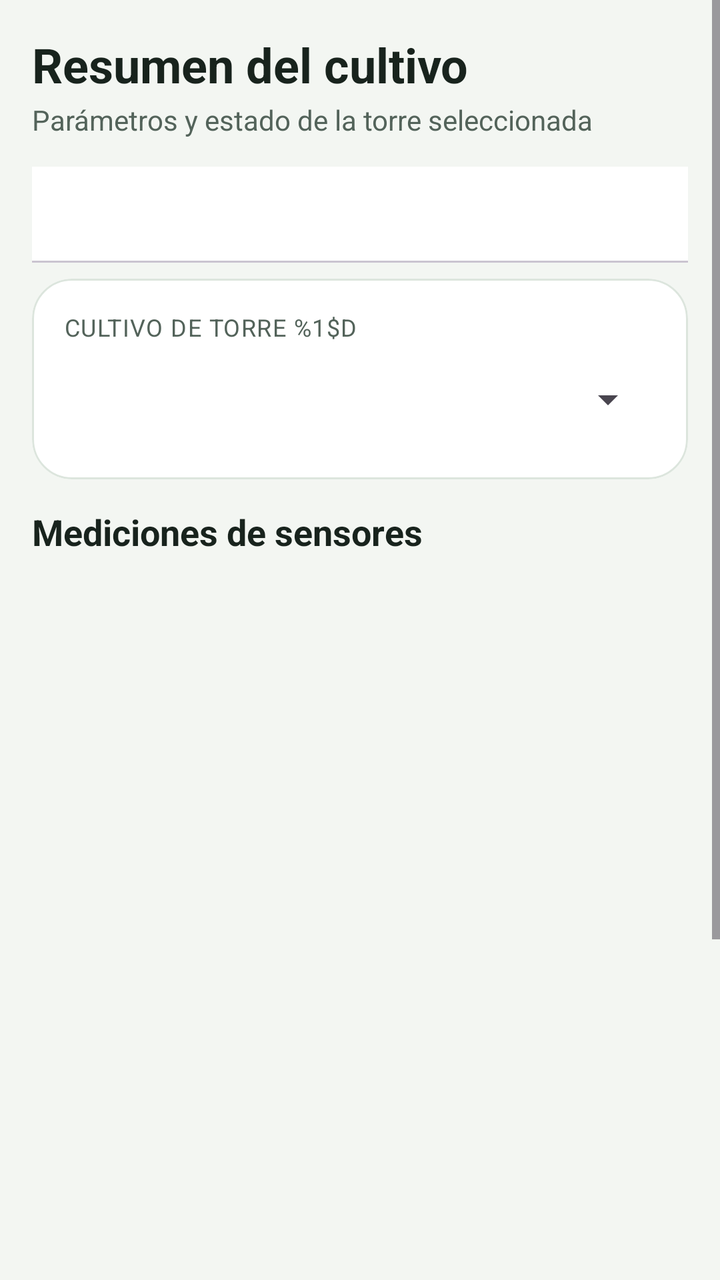
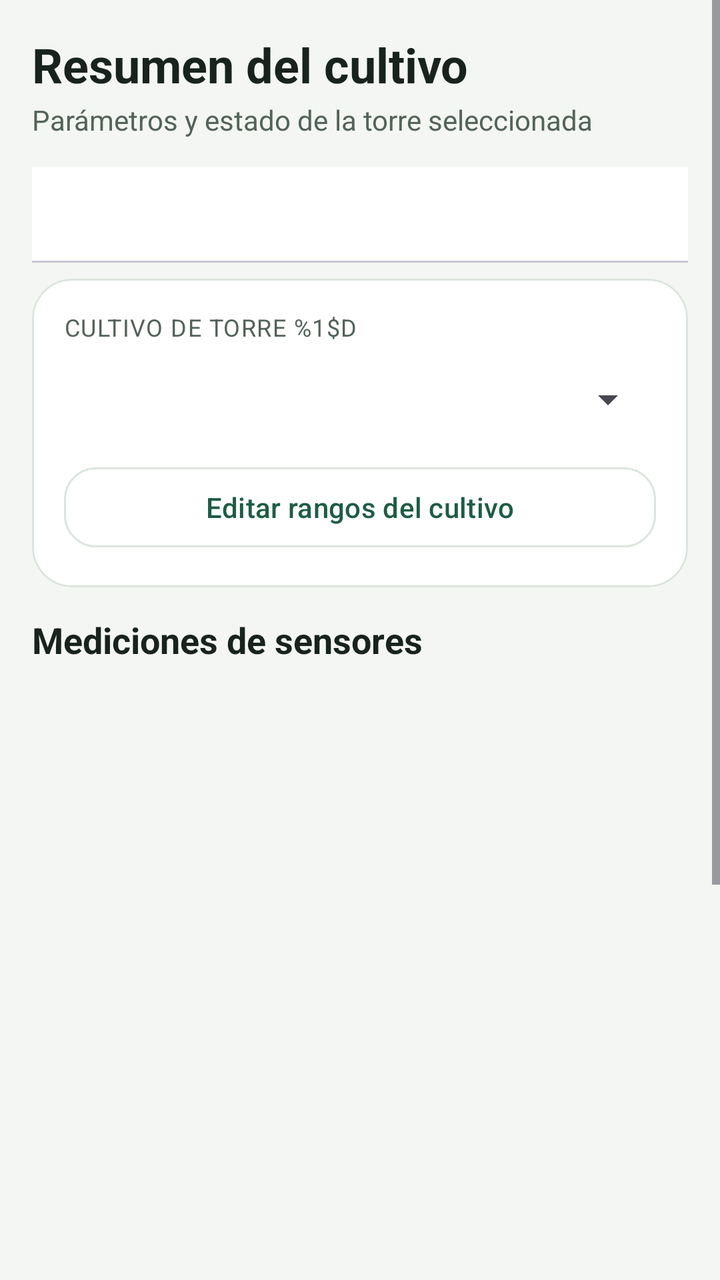

The first picture is an Android layout as it rendered before a commit; the second is the same layout after the commit. The layout source and the unified diff follow.
<!-- AndroidManifest.xml: application theme Theme.HidroSmart -->
<!-- res/layout/fragment_inicio.xml -->
<?xml version="1.0" encoding="utf-8"?>
<LinearLayout xmlns:android="http://schemas.android.com/apk/res/android"
    xmlns:app="http://schemas.android.com/apk/res-auto"
    android:layout_width="match_parent"
    android:layout_height="match_parent"
    android:background="@color/fondo_pantalla"
    android:orientation="vertical">

    
    <TextView
        android:id="@+id/tvBannerCorte"
        android:layout_width="match_parent"
        android:layout_height="wrap_content"
        android:background="@color/alerta_error"
        android:padding="8dp"
        android:text="@string/aviso_corte_datos"
        android:textAlignment="center"
        android:textColor="@color/white"
        android:textSize="12sp"
        android:textStyle="bold"
        android:visibility="gone" />

    <ScrollView
        android:layout_width="match_parent"
        android:layout_height="match_parent"
        android:fillViewport="true">

        <LinearLayout
            android:layout_width="match_parent"
            android:layout_height="wrap_content"
            android:orientation="vertical"
            android:padding="16dp">

            <com.google.android.material.card.MaterialCardView
                android:id="@+id/layoutAccionesDemo"
                android:layout_width="match_parent"
                android:layout_height="wrap_content"
                android:layout_marginBottom="14dp"
                android:visibility="gone"
                app:cardCornerRadius="20dp"
                app:cardElevation="0dp">

                <LinearLayout
                    android:layout_width="match_parent"
                    android:layout_height="wrap_content"
                    android:orientation="vertical"
                    android:padding="16dp">

                    <TextView
                        android:layout_width="match_parent"
                        android:layout_height="wrap_content"
                        android:text="@string/demo_panel_titulo"
                        android:textColor="@color/texto_principal"
                        android:textSize="16sp"
                        android:textStyle="bold" />

                    <TextView
                        android:layout_width="match_parent"
                        android:layout_height="wrap_content"
                        android:layout_marginTop="4dp"
                        android:text="@string/demo_panel_descripcion"
                        android:textColor="@color/texto_secundario"
                        android:textSize="13sp" />

                    <LinearLayout
                        android:layout_width="match_parent"
                        android:layout_height="wrap_content"
                        android:layout_marginTop="10dp"
                        android:orientation="horizontal">

                        <com.google.android.material.button.MaterialButton
                            android:id="@+id/btnGuiaDemo"
                            android:layout_width="0dp"
                            android:layout_height="wrap_content"
                            android:layout_marginEnd="6dp"
                            android:layout_weight="1"
                            android:text="@string/demo_iniciar_guia" />

                        <com.google.android.material.button.MaterialButton
                            android:id="@+id/btnReiniciarDemo"
                            style="?attr/materialButtonOutlinedStyle"
                            android:layout_width="0dp"
                            android:layout_height="wrap_content"
                            android:layout_marginStart="6dp"
                            android:layout_weight="1"
                            android:text="@string/demo_reiniciar" />
                    </LinearLayout>
                </LinearLayout>
            </com.google.android.material.card.MaterialCardView>

            <TextView
                android:id="@+id/tvSinDatosReales"
                android:layout_width="match_parent"
                android:layout_height="wrap_content"
                android:background="@color/superficie_tarjeta"
                android:padding="16dp"
                android:text="@string/inicio_sin_datos_reales"
                android:textColor="@color/texto_secundario"
                android:textSize="14sp"
                android:visibility="gone" />

            <LinearLayout
                android:id="@+id/layoutDatosHuerto"
                android:layout_width="match_parent"
                android:layout_height="wrap_content"
            android:animateLayoutChanges="true"
                android:orientation="vertical">

            <TextView
                android:layout_width="match_parent"
                android:layout_height="wrap_content"
                android:layout_marginBottom="2dp"
                android:text="@string/inicio_titulo_resumen"
                android:textColor="@color/texto_principal"
                android:textSize="24sp"
                android:textStyle="bold" />

            <TextView
                android:layout_width="match_parent"
                android:layout_height="wrap_content"
                android:layout_marginBottom="14dp"
                android:text="@string/inicio_subtitulo_resumen"
                android:textColor="@color/texto_secundario"
                android:textSize="14sp" />

            <com.google.android.material.tabs.TabLayout
                android:id="@+id/tabTorres"
                android:layout_width="match_parent"
                android:layout_height="wrap_content"
                app:tabIndicatorColor="@color/verde_primario"
                app:tabIndicatorFullWidth="false"
                app:tabIndicatorHeight="3dp"
                app:tabMode="fixed"
                app:tabRippleColor="@color/verde_claro"
                app:tabSelectedTextColor="@color/verde_primario" />

            <com.google.android.material.card.MaterialCardView
                android:layout_width="match_parent"
                android:layout_height="wrap_content"
                android:layout_marginTop="8dp"
                app:cardCornerRadius="20dp"
                app:cardElevation="0dp"
                app:strokeColor="@color/divisor"
                app:strokeWidth="1dp">

                <LinearLayout
                    android:layout_width="match_parent"
                    android:layout_height="wrap_content"
                    android:orientation="vertical"
                    android:padding="16dp">

                    <TextView
                        android:id="@+id/tvLabelCultivo"
                        android:layout_width="wrap_content"
                        android:layout_height="wrap_content"
                        android:text="@string/inicio_cultivo_torre"
                        android:textColor="@color/texto_secundario"
                        android:textSize="12sp"
                        android:textAllCaps="true"
                        android:letterSpacing="0.04" />

                    <Spinner
                        android:id="@+id/spnCultivo"
                        android:layout_width="match_parent"
                        android:layout_height="48dp"
                        android:layout_marginTop="4dp" />

                    <TextView
                        android:id="@+id/tvAvisoSoloLectura"
                        android:layout_width="match_parent"
                        android:layout_height="wrap_content"
                        android:text="@string/inicio_demo_solo_lectura"
                        android:textColor="@color/texto_terciario"
                        android:layout_marginTop="4dp"
                        android:textSize="12sp"
                        android:visibility="gone" />
                </LinearLayout>
            </com.google.android.material.card.MaterialCardView>

            <TextView
                android:layout_width="wrap_content"
                android:layout_height="wrap_content"
                android:layout_marginTop="14dp"
                android:text="@string/inicio_mediciones"
                android:textColor="@color/texto_principal"
                android:textSize="18sp"
                android:textStyle="bold" />

            <GridLayout
                android:id="@+id/gridMediciones"
                android:layout_width="match_parent"
                android:layout_height="wrap_content"
                android:layoutAnimation="@anim/metric_cards_layout"
                android:layout_marginTop="8dp"
                android:columnCount="2"
                android:useDefaultMargins="false">

                <com.google.android.material.card.MaterialCardView style="@style/Widget.Hidro.Card" android:layout_width="0dp" android:layout_height="wrap_content" android:layout_columnWeight="1" android:layout_margin="4dp">
                    <LinearLayout android:layout_width="match_parent" android:layout_height="wrap_content" android:minHeight="112dp" android:orientation="vertical" android:padding="14dp">
                        <TextView android:layout_width="match_parent" android:layout_height="wrap_content" android:text="@string/inicio_temp_aire" android:textColor="@color/texto_secundario" android:textSize="12sp" />
                        <TextView android:id="@+id/tvTempAire" android:layout_width="match_parent" android:layout_height="wrap_content" android:layout_marginTop="8dp" android:text="@string/placeholder_temperatura" android:textColor="@color/alerta_ok" android:textSize="25sp" android:textStyle="bold" />
                        <TextView android:id="@+id/tvRangoAire" android:layout_width="match_parent" android:layout_height="wrap_content" android:layout_marginTop="4dp" android:text="@string/placeholder_rango" android:textColor="@color/texto_terciario" android:textSize="11sp" />
                    </LinearLayout>
                </com.google.android.material.card.MaterialCardView>

                <com.google.android.material.card.MaterialCardView style="@style/Widget.Hidro.Card" android:layout_width="0dp" android:layout_height="wrap_content" android:layout_columnWeight="1" android:layout_margin="4dp">
                    <LinearLayout android:layout_width="match_parent" android:layout_height="wrap_content" android:minHeight="112dp" android:orientation="vertical" android:padding="14dp">
                        <TextView android:layout_width="match_parent" android:layout_height="wrap_content" android:text="@string/inicio_humedad" android:textColor="@color/texto_secundario" android:textSize="12sp" />
                        <TextView android:id="@+id/tvHumedad" android:layout_width="match_parent" android:layout_height="wrap_content" android:layout_marginTop="8dp" android:text="@string/placeholder_humedad" android:textColor="@color/alerta_ok" android:textSize="25sp" android:textStyle="bold" />
                        <TextView android:layout_width="match_parent" android:layout_height="wrap_content" android:layout_marginTop="4dp" android:text="@string/inicio_optimo" android:textColor="@color/texto_terciario" android:textSize="11sp" />
                    </LinearLayout>
                </com.google.android.material.card.MaterialCardView>

                <com.google.android.material.card.MaterialCardView style="@style/Widget.Hidro.Card" android:layout_width="0dp" android:layout_height="wrap_content" android:layout_columnWeight="1" android:layout_margin="4dp">
                    <LinearLayout android:layout_width="match_parent" android:layout_height="wrap_content" android:minHeight="112dp" android:orientation="vertical" android:padding="14dp">
                        <TextView android:layout_width="match_parent" android:layout_height="wrap_content" android:text="@string/inicio_temp_agua" android:textColor="@color/texto_secundario" android:textSize="12sp" />
                        <TextView android:id="@+id/tvTempAgua" android:layout_width="match_parent" android:layout_height="wrap_content" android:layout_marginTop="8dp" android:text="@string/placeholder_temperatura" android:textColor="@color/alerta_ok" android:textSize="25sp" android:textStyle="bold" />
                        <TextView android:id="@+id/tvRangoAgua" android:layout_width="match_parent" android:layout_height="wrap_content" android:layout_marginTop="4dp" android:text="@string/placeholder_rango" android:textColor="@color/texto_terciario" android:textSize="11sp" />
                    </LinearLayout>
                </com.google.android.material.card.MaterialCardView>

                <com.google.android.material.card.MaterialCardView style="@style/Widget.Hidro.Card" android:layout_width="0dp" android:layout_height="wrap_content" android:layout_columnWeight="1" android:layout_margin="4dp">
                    <LinearLayout android:layout_width="match_parent" android:layout_height="wrap_content" android:minHeight="112dp" android:orientation="vertical" android:padding="14dp">
                        <TextView android:layout_width="match_parent" android:layout_height="wrap_content" android:text="@string/inicio_ph" android:textColor="@color/texto_secundario" android:textSize="12sp" />
                        <TextView android:id="@+id/tvPh" android:layout_width="match_parent" android:layout_height="wrap_content" android:layout_marginTop="8dp" android:text="@string/inicio_ph_placeholder" android:textColor="@color/alerta_ok" android:textSize="25sp" android:textStyle="bold" />
                        <TextView android:id="@+id/tvRangoPh" android:layout_width="match_parent" android:layout_height="wrap_content" android:layout_marginTop="4dp" android:text="@string/placeholder_rango" android:textColor="@color/texto_terciario" android:textSize="11sp" />
                    </LinearLayout>
                </com.google.android.material.card.MaterialCardView>

                <com.google.android.material.card.MaterialCardView style="@style/Widget.Hidro.Card" android:layout_width="0dp" android:layout_height="wrap_content" android:layout_columnWeight="1" android:layout_margin="4dp">
                    <LinearLayout android:layout_width="match_parent" android:layout_height="wrap_content" android:minHeight="112dp" android:orientation="vertical" android:padding="14dp">
                        <TextView android:layout_width="match_parent" android:layout_height="wrap_content" android:text="@string/inicio_ec" android:textColor="@color/texto_secundario" android:textSize="12sp" />
                        <TextView android:id="@+id/tvEc" android:layout_width="match_parent" android:layout_height="wrap_content" android:layout_marginTop="8dp" android:text="@string/placeholder_ec" android:textColor="@color/alerta_ok" android:textSize="25sp" android:textStyle="bold" />
                        <TextView android:id="@+id/tvRangoEc" android:layout_width="match_parent" android:layout_height="wrap_content" android:layout_marginTop="4dp" android:text="@string/placeholder_rango" android:textColor="@color/texto_terciario" android:textSize="11sp" />
                    </LinearLayout>
                </com.google.android.material.card.MaterialCardView>

                <com.google.android.material.card.MaterialCardView style="@style/Widget.Hidro.Card" android:layout_width="0dp" android:layout_height="wrap_content" android:layout_columnWeight="1" android:layout_margin="4dp">
                    <LinearLayout android:layout_width="match_parent" android:layout_height="wrap_content" android:minHeight="112dp" android:orientation="vertical" android:padding="14dp">
                        <TextView android:layout_width="match_parent" android:layout_height="wrap_content" android:text="@string/inicio_luminosidad" android:textColor="@color/texto_secundario" android:textSize="12sp" />
                        <TextView android:id="@+id/tvLux" android:layout_width="match_parent" android:layout_height="wrap_content" android:layout_marginTop="8dp" android:text="@string/placeholder_lux" android:textColor="@color/alerta_ok" android:textSize="25sp" android:textStyle="bold" />
                        <TextView android:layout_width="match_parent" android:layout_height="wrap_content" android:layout_marginTop="4dp" android:text="@string/inicio_lux_minimo" android:textColor="@color/texto_terciario" android:textSize="11sp" />
                    </LinearLayout>
                </com.google.android.material.card.MaterialCardView>

                <com.google.android.material.card.MaterialCardView style="@style/Widget.Hidro.Card" android:layout_width="0dp" android:layout_height="wrap_content" android:layout_columnWeight="1" android:layout_margin="4dp">
                    <LinearLayout android:layout_width="match_parent" android:layout_height="wrap_content" android:minHeight="112dp" android:orientation="vertical" android:padding="14dp">
                        <TextView android:layout_width="match_parent" android:layout_height="wrap_content" android:text="@string/inicio_nivel_estanque" android:textColor="@color/texto_secundario" android:textSize="12sp" />
                        <TextView android:id="@+id/tvNivel" android:layout_width="match_parent" android:layout_height="wrap_content" android:layout_marginTop="8dp" android:text="@string/placeholder_nivel" android:textColor="@color/alerta_ok" android:textSize="25sp" android:textStyle="bold" />
                        <TextView android:layout_width="match_parent" android:layout_height="wrap_content" android:layout_marginTop="4dp" android:text="@string/inicio_nivel_minimo" android:textColor="@color/texto_terciario" android:textSize="11sp" />
                    </LinearLayout>
                </com.google.android.material.card.MaterialCardView>
            </GridLayout>

            <TextView
                android:layout_width="wrap_content"
                android:layout_height="wrap_content"
                android:layout_marginTop="14dp"
                android:text="@string/inicio_diagnostico"
                android:textColor="@color/texto_principal"
                android:textSize="15sp"
                android:textStyle="bold" />

            <com.google.android.material.card.MaterialCardView
                android:layout_width="match_parent"
                android:layout_height="wrap_content"
                android:layout_marginTop="6dp"
                app:cardCornerRadius="20dp"
                app:cardElevation="0dp"
                app:strokeColor="@color/divisor"
                app:strokeWidth="1dp">

                <TextView
                    android:id="@+id/tvAlertas"
                    android:layout_width="match_parent"
                    android:layout_height="wrap_content"
                    android:lineSpacingExtra="3dp"
                    android:padding="16dp"
                    android:text="@string/alertas_todas_ok"
                    android:textColor="@color/alerta_ok"
                    android:textSize="13sp" />
            </com.google.android.material.card.MaterialCardView>

            </LinearLayout>

        </LinearLayout>
    </ScrollView>
</LinearLayout>
<!-- resources referenced by this layout -->
<resources>
  <color name="alerta_error">#B3261E</color>
  <color name="alerta_ok">#256448</color>
  <color name="divisor">#DCE5DD</color>
  <color name="fondo_pantalla">#F3F6F2</color>
  <color name="superficie_tarjeta">#FFFFFF</color>
  <color name="texto_principal">#18231D</color>
  <color name="texto_secundario">#53635A</color>
  <color name="texto_terciario">#748178</color>
  <color name="verde_claro">#E5F1E9</color>
  <color name="verde_primario">#1D5C45</color>
  <color name="white">#FFFFFFFF</color>
  <string name="alertas_todas_ok">✓ Todos los parámetros dentro de rango.</string>
  <string name="aviso_corte_datos">⚠ TELEMETRÍA EN PAUSA (SIMULACIÓN DE CORTE DE DATOS)</string>
  <string name="demo_iniciar_guia">Recorrido guiado</string>
  <string name="demo_panel_descripcion">Muestra los escenarios con valores simulados. Reiniciar restaura las torres iniciales; el historial y las observaciones se conservan.</string>
  <string name="demo_panel_titulo">Demostración en vivo</string>
  <string name="demo_reiniciar">Reiniciar Demo</string>
  <string name="inicio_cultivo_torre">Cultivo de Torre %1$d</string>
  <string name="inicio_demo_solo_lectura">Modo Demo: usa Control &amp; Sim para interactuar con la simulación.</string>
  <string name="inicio_diagnostico">Estado general y diagnóstico</string>
  <string name="inicio_ec">Conductividad (EC)</string>
  <string name="inicio_humedad">Humedad</string>
  <string name="inicio_luminosidad">Luminosidad</string>
  <string name="inicio_lux_minimo">(≥ 3000 lux)</string>
  <string name="inicio_mediciones">Mediciones de sensores</string>
  <string name="inicio_nivel_estanque">Nivel Estanque</string>
  <string name="inicio_nivel_minimo" formatted="false">(≥ 30%)</string>
  <string name="inicio_optimo">(Óptimo)</string>
  <string name="inicio_ph">pH Solución</string>
  <string name="inicio_ph_placeholder">--</string>
  <string name="inicio_sin_datos_reales">Sin conexión a una torre real. Las mediciones y alertas aparecerán cuando se reciban datos del sistema.</string>
  <string name="inicio_subtitulo_resumen">Parámetros y estado de la torre seleccionada</string>
  <string name="inicio_temp_agua">Temp. Agua</string>
  <string name="inicio_temp_aire">Temp. Aire</string>
  <string name="inicio_titulo_resumen">Resumen del cultivo</string>
  <string name="placeholder_ec">-- mS/cm</string>
  <string name="placeholder_humedad" formatted="false">-- %</string>
  <string name="placeholder_lux">-- lux</string>
  <string name="placeholder_nivel" formatted="false">-- %</string>
  <string name="placeholder_rango">(--)</string>
  <string name="placeholder_temperatura">-- °C</string>
  <style name="Widget.Hidro.Card" parent="Widget.MaterialComponents.CardView">
          <item name="cardCornerRadius">20dp</item>
          <item name="cardElevation">0dp</item>
          <item name="cardBackgroundColor">@color/superficie_tarjeta</item>
          <item name="strokeWidth">1dp</item>
          <item name="strokeColor">@color/divisor</item>
      </style>
  <style name="Theme.HidroSmart" parent="Base.Theme.HidroSmart" />
  <color name="verde_primario_variante">#123F30</color>
  <color name="verde_secundario">#417A62</color>
  <style name="Widget.HidroSmart.Button" parent="Widget.Material3.Button">
          <item name="cornerRadius">16dp</item>
          <item name="android:textAllCaps">false</item>
      </style>
  <style name="Widget.HidroSmart.Button.Outlined" parent="Widget.Material3.Button.OutlinedButton">
          <item name="cornerRadius">16dp</item>
          <item name="android:textAllCaps">false</item>
      </style>
  <!-- unchanged entries left out for length: 1 -->
</resources>

<!-- the commit's change to res/layout/fragment_inicio.xml (unified diff, before → after) -->
@@ -165,6 +165,14 @@
                         android:layout_height="48dp"
                         android:layout_marginTop="4dp" />
 
+                    <com.google.android.material.button.MaterialButton
+                        android:id="@+id/btnEditarRangos"
+                        style="?attr/materialButtonOutlinedStyle"
+                        android:layout_width="match_parent"
+                        android:layout_height="wrap_content"
+                        android:layout_marginTop="6dp"
+                        android:text="@string/inicio_editar_rangos" />
+
                     <TextView
                         android:id="@+id/tvAvisoSoloLectura"
                         android:layout_width="match_parent"
<!-- resource entries referenced after the edit -->
@@ -21,6 +21,7 @@
   <string name="inicio_demo_solo_lectura">Modo Demo: usa Control &amp; Sim para interactuar con la simulación.</string>
   <string name="inicio_diagnostico">Estado general y diagnóstico</string>
   <string name="inicio_ec">Conductividad (EC)</string>
+  <string name="inicio_editar_rangos">Editar rangos del cultivo</string>
   <string name="inicio_humedad">Humedad</string>
   <string name="inicio_luminosidad">Luminosidad</string>
   <string name="inicio_lux_minimo">(≥ 3000 lux)</string>
